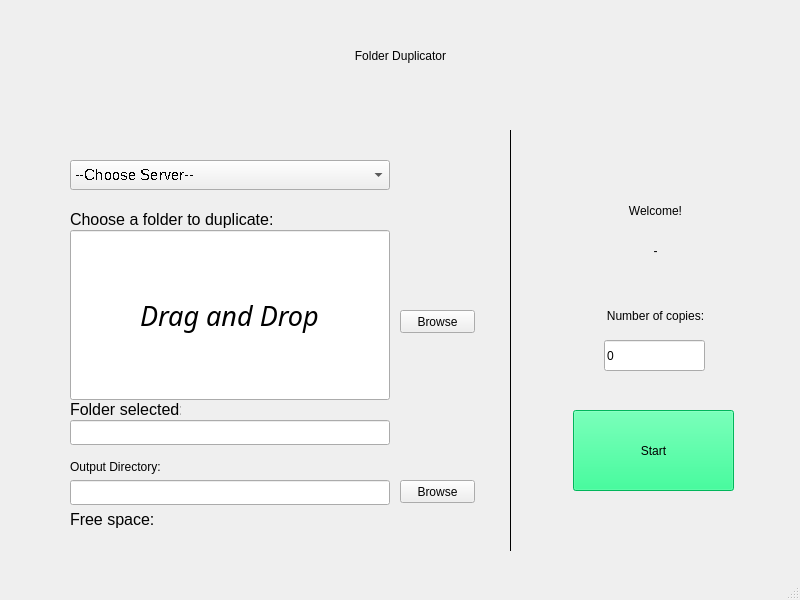
Before: the Qt Designer form UI/Duplicator.ui in eezhengleong/Duplicator, drawn with Qt 5.
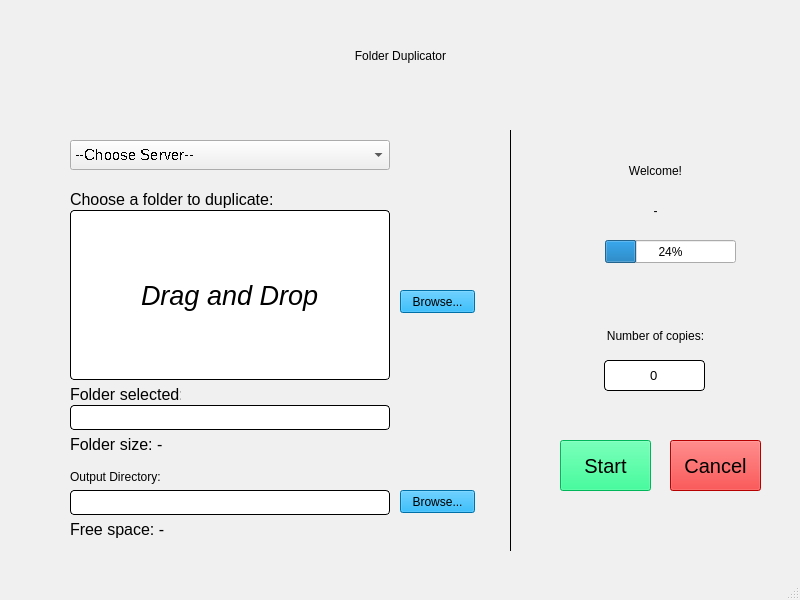
After: the same form once the commit is applied. Custom widgets are drawn as their Qt base class.

```diff
--- a/UI/Duplicator.ui
+++ b/UI/Duplicator.ui
@@ -17,7 +17,11 @@
    <string>MainWindow</string>
   </property>
   <property name="styleSheet">
-   <string notr="true"/>
+   <string notr="true">QMainWindow{background-color: qlineargradient(spread:pad, x1:0, y1:0, x2:0.977273, y2:0.989, stop:0 rgba(255, 255, 127, 255), stop:0.875 rgba(255, 255, 255, 255));}
+QMainWindow{background-color: rgb(240, 240, 240);}
+
+
+</string>
   </property>
   <widget class="QWidget" name="centralwidget">
    <widget class="QLabel" name="label">
@@ -68,7 +72,7 @@
     <property name="geometry">
      <rect>
       <x>70</x>
-      <y>160</y>
+      <y>140</y>
       <width>320</width>
       <height>30</height>
      </rect>
@@ -114,35 +118,47 @@
     <property name="geometry">
      <rect>
       <x>400</x>
-      <y>310</y>
+      <y>290</y>
       <width>75</width>
       <height>23</height>
      </rect>
     </property>
+    <property name="styleSheet">
+     <string notr="true">QPushButton{
+background-color: rgb(0, 157, 235);
+}
+QPushButton:hover{background-color: rgb(85, 170, 255);}
+
+</string>
+    </property>
     <property name="text">
-     <string>Browse</string>
+     <string>Browse...</string>
     </property>
    </widget>
    <widget class="FileEdit" name="dnd">
     <property name="geometry">
      <rect>
       <x>70</x>
-      <y>230</y>
+      <y>210</y>
       <width>320</width>
       <height>170</height>
      </rect>
     </property>
     <property name="font">
      <font>
-      <family>Modern</family>
+      <family>MS Shell Dlg 2</family>
       <pointsize>20</pointsize>
       <weight>50</weight>
       <italic>true</italic>
       <bold>false</bold>
+      <underline>false</underline>
+      <kerning>false</kerning>
      </font>
     </property>
     <property name="styleSheet">
-     <string notr="true">font: italic 20pt &quot;Modern&quot;;</string>
+     <string notr="true">border:1px solid;
+border-radius: 4px;
+</string>
     </property>
     <property name="text">
      <string>Drag and Drop</string>
@@ -155,20 +171,26 @@
     <property name="geometry">
      <rect>
       <x>400</x>
-      <y>480</y>
+      <y>490</y>
       <width>75</width>
       <height>23</height>
      </rect>
     </property>
+    <property name="styleSheet">
+     <string notr="true">QPushButton{
+background-color: rgb(0, 157, 235);
+}
+QPushButton:hover{background-color: rgb(85, 170, 255);}</string>
+    </property>
     <property name="text">
-     <string>Browse</string>
+     <string>Browse...</string>
     </property>
    </widget>
    <widget class="QLineEdit" name="path">
     <property name="geometry">
      <rect>
       <x>70</x>
-      <y>480</y>
+      <y>490</y>
       <width>320</width>
       <height>25</height>
      </rect>
@@ -178,12 +200,17 @@
       <pointsize>9</pointsize>
      </font>
     </property>
+    <property name="styleSheet">
+     <string notr="true">border:1px solid;
+border-radius: 4px;
+</string>
+    </property>
    </widget>
    <widget class="QLabel" name="label_progress">
     <property name="geometry">
      <rect>
       <x>510</x>
-      <y>190</y>
+      <y>150</y>
       <width>291</width>
       <height>41</height>
      </rect>
@@ -202,7 +229,7 @@
     <property name="geometry">
      <rect>
       <x>510</x>
-      <y>230</y>
+      <y>190</y>
       <width>291</width>
       <height>41</height>
      </rect>
@@ -221,20 +248,33 @@
     <property name="geometry">
      <rect>
       <x>604</x>
-      <y>340</y>
+      <y>360</y>
       <width>101</width>
       <height>31</height>
      </rect>
     </property>
+    <property name="font">
+     <font>
+      <pointsize>10</pointsize>
+     </font>
+    </property>
+    <property name="styleSheet">
+     <string notr="true">border:1px solid;
+border-radius: 4px;
+</string>
+    </property>
     <property name="text">
      <string>0</string>
     </property>
+    <property name="alignment">
+     <set>Qt::AlignCenter</set>
+    </property>
    </widget>
    <widget class="QLabel" name="label_4">
     <property name="geometry">
      <rect>
       <x>510</x>
-      <y>300</y>
+      <y>320</y>
       <width>291</width>
       <height>31</height>
      </rect>
@@ -252,16 +292,28 @@
    <widget class="QPushButton" name="start">
     <property name="geometry">
      <rect>
-      <x>573</x>
-      <y>410</y>
-      <width>161</width>
-      <height>81</height>
+      <x>560</x>
+      <y>440</y>
+      <width>91</width>
+      <height>51</height>
      </rect>
     </property>
+    <property name="font">
+     <font>
+      <family>MS Shell Dlg 2</family>
+      <pointsize>15</pointsize>
+      <weight>50</weight>
+      <italic>false</italic>
+      <bold>false</bold>
+     </font>
+    </property>
     <property name="styleSheet">
-     <string notr="true">background-color: rgb(0, 255, 127);
-color: rgb(0, 0, 0);
-font: 20pt &quot;MS Shell Dlg 2&quot;;</string>
+     <string notr="true">QPushButton{background-color: rgb(0, 255, 127);
+color: rgb(0, 0, 0);}
+QPushButton:hover{background-color: rgb(170, 255, 127);}
+
+
+</string>
     </property>
     <property name="text">
      <string>Start</string>
@@ -271,7 +323,7 @@
     <property name="geometry">
      <rect>
       <x>70</x>
-      <y>210</y>
+      <y>190</y>
       <width>221</width>
       <height>21</height>
      </rect>
@@ -299,7 +351,7 @@
     <property name="geometry">
      <rect>
       <x>70</x>
-      <y>460</y>
+      <y>470</y>
       <width>221</width>
       <height>21</height>
      </rect>
@@ -318,7 +370,7 @@
     <property name="geometry">
      <rect>
       <x>70</x>
-      <y>510</y>
+      <y>520</y>
       <width>271</width>
       <height>31</height>
      </rect>
@@ -336,7 +388,7 @@
      <string notr="true"/>
     </property>
     <property name="text">
-     <string>Free space:</string>
+     <string>Free space: -</string>
     </property>
     <property name="alignment">
      <set>Qt::AlignLeading|Qt::AlignLeft|Qt::AlignTop</set>
@@ -346,7 +398,7 @@
     <property name="geometry">
      <rect>
       <x>70</x>
-      <y>400</y>
+      <y>385</y>
       <width>111</width>
       <height>21</height>
      </rect>
@@ -374,7 +426,7 @@
     <property name="geometry">
      <rect>
       <x>70</x>
-      <y>420</y>
+      <y>405</y>
       <width>320</width>
       <height>25</height>
      </rect>
@@ -383,6 +435,87 @@
      <font>
       <pointsize>9</pointsize>
      </font>
+    </property>
+    <property name="styleSheet">
+     <string notr="true">border:1px solid;
+border-radius: 4px;
+</string>
+    </property>
+   </widget>
+   <widget class="QPushButton" name="cancel">
+    <property name="geometry">
+     <rect>
+      <x>670</x>
+      <y>440</y>
+      <width>91</width>
+      <height>51</height>
+     </rect>
+    </property>
+    <property name="font">
+     <font>
+      <family>MS Shell Dlg 2</family>
+      <pointsize>15</pointsize>
+      <weight>50</weight>
+      <italic>false</italic>
+      <bold>false</bold>
+     </font>
+    </property>
+    <property name="styleSheet">
+     <string notr="true">QPushButton{background-color: rgb(255, 0, 0);
+color: rgb(0, 0, 0);}
+QPushButton:hover{background-color: rgb(255, 85, 127);}
+
+</string>
+    </property>
+    <property name="text">
+     <string>Cancel</string>
+    </property>
+   </widget>
+   <widget class="QLabel" name="foldersize">
+    <property name="geometry">
+     <rect>
+      <x>70</x>
+      <y>435</y>
+      <width>271</width>
+      <height>31</height>
+     </rect>
+    </property>
+    <property name="font">
+     <font>
+      <family>MS Shell Dlg 2</family>
+      <pointsize>12</pointsize>
+      <weight>50</weight>
+      <italic>false</italic>
+      <bold>false</bold>
+     </font>
+    </property>
+    <property name="styleSheet">
+     <string notr="true"/>
+    </property>
+    <property name="text">
+     <string>Folder size: -</string>
+    </property>
+    <property name="alignment">
+     <set>Qt::AlignLeading|Qt::AlignLeft|Qt::AlignTop</set>
+    </property>
+   </widget>
+   <widget class="QProgressBar" name="progressBar">
+    <property name="geometry">
+     <rect>
+      <x>605</x>
+      <y>240</y>
+      <width>131</width>
+      <height>23</height>
+     </rect>
+    </property>
+    <property name="sizePolicy">
+     <sizepolicy hsizetype="Expanding" vsizetype="Fixed">
+      <horstretch>0</horstretch>
+      <verstretch>0</verstretch>
+     </sizepolicy>
+    </property>
+    <property name="value">
+     <number>24</number>
     </property>
    </widget>
   </widget>
```
